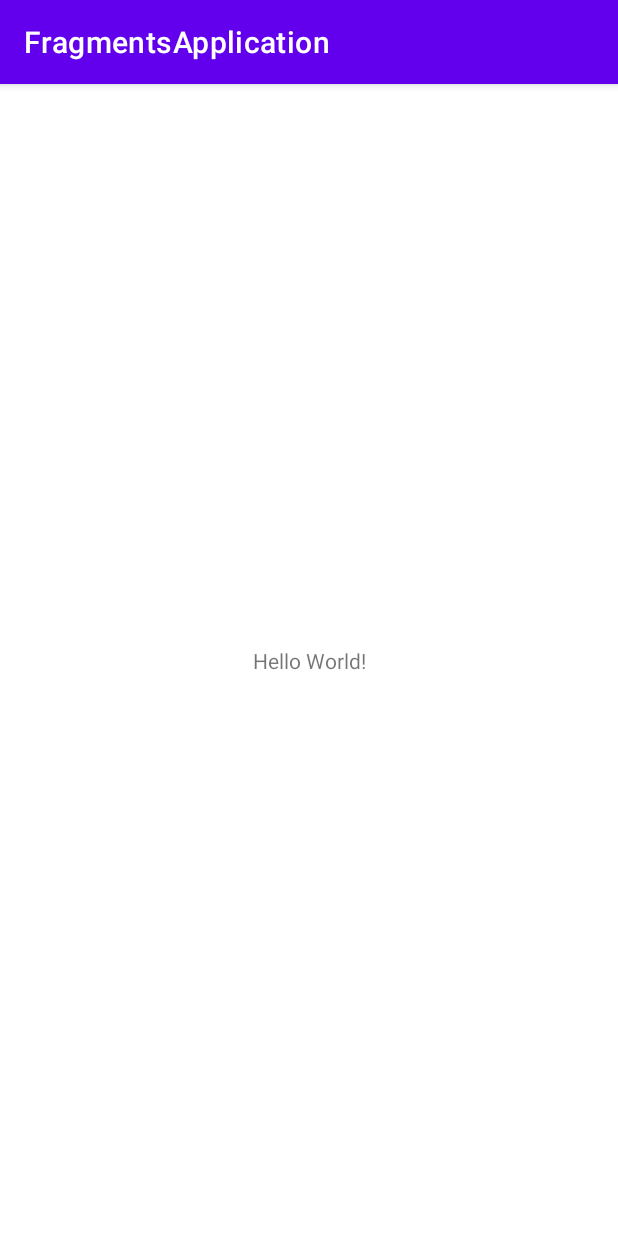
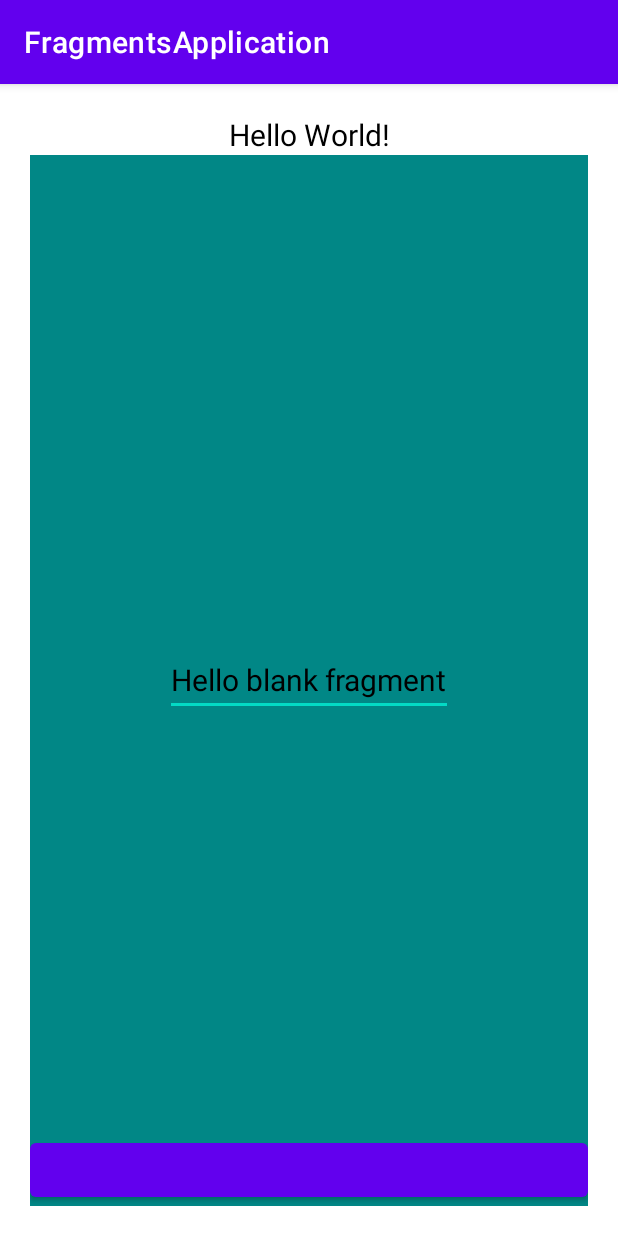
Before and after one commit to Huseynbaba01/FragmentsPracticeSimple, an Android app: the screen it shows after launch (MainActivity), on a phone screen of 412 x 824 dp. Run offline under Robolectric (Android 15) with nearby library versions, the phone set to English and light mode, and no system bars.

Commit message:
[MASTER] fragment transactions added

```diff
--- a/app/build.gradle
+++ b/app/build.gradle
@@ -4,12 +4,12 @@ plugins {
 }
 
 android {
-    compileSdk 32
+    compileSdk 33
 
     defaultConfig {
         applicationId "com.thenexprojects.fragmentsapplication"
         minSdk 21
-        targetSdk 32
+        targetSdk 33
         versionCode 1
         versionName "1.0"
 
--- /dev/null
+++ b/app/src/main/java/com/thenexprojects/fragmentsapplication/fragments/SecondFragment.kt
@@ -0,0 +1,35 @@
+package com.thenexprojects.fragmentsapplication.fragments
+
+import android.os.Bundle
+import androidx.fragment.app.Fragment
+import android.view.LayoutInflater
+import android.view.View
+import android.view.ViewGroup
+import android.widget.Button
+import android.widget.EditText
+import com.thenexprojects.fragmentsapplication.MainActivity
+import com.thenexprojects.fragmentsapplication.R
+class SecondFragment : Fragment() {
+
+
+    override fun onCreateView(
+        inflater: LayoutInflater, container: ViewGroup?,
+        savedInstanceState: Bundle?
+    ): View? {
+        val view = inflater.inflate(R.layout.fragment_second, container, false)
+
+        val button = view.findViewById<Button>(R.id.btn)
+        val editText = view.findViewById<EditText>(R.id.edit)
+
+        button.setOnClickListener {
+
+
+            val transaction = parentFragmentManager.beginTransaction()
+            if(activity is MainActivity){
+                (activity as MainActivity).addFirstFragment(editText.text.toString(), false)
+            }
+        }
+
+        return view
+    }
+}
--- a/app/src/main/res/layout/activity_main.xml
+++ b/app/src/main/res/layout/activity_main.xml
@@ -3,16 +3,28 @@
     xmlns:app="http://schemas.android.com/apk/res-auto"
     xmlns:tools="http://schemas.android.com/tools"
     android:layout_width="match_parent"
+    android:padding="20dp"
     android:layout_height="match_parent"
     tools:context=".MainActivity">
 
     <TextView
+        android:id="@+id/text"
         android:layout_width="wrap_content"
         android:layout_height="wrap_content"
         android:text="Hello World!"
-        app:layout_constraintBottom_toBottomOf="parent"
+        android:textSize="20sp"
+        android:textColor="@color/black"
         app:layout_constraintEnd_toEndOf="parent"
         app:layout_constraintStart_toStartOf="parent"
         app:layout_constraintTop_toTopOf="parent" />
 
+    <androidx.fragment.app.FragmentContainerView
+        android:id="@+id/container"
+        android:name="com.thenexprojects.fragmentsapplication.fragments.SecondFragment"
+        android:layout_width="match_parent"
+        android:layout_height="0dp"
+        app:layout_constraintTop_toBottomOf="@+id/text"
+        app:layout_constraintBottom_toBottomOf="parent"
+        />
+
 </androidx.constraintlayout.widget.ConstraintLayout>
--- /dev/null
+++ b/app/src/main/res/layout/fragment_second.xml
@@ -0,0 +1,28 @@
+<?xml version="1.0" encoding="utf-8"?>
+<FrameLayout xmlns:android="http://schemas.android.com/apk/res/android"
+    xmlns:tools="http://schemas.android.com/tools"
+    android:layout_width="match_parent"
+    android:layout_height="match_parent"
+    android:background="@color/teal_700"
+    tools:context=".fragments.SecondFragment">
+
+    <EditText
+        android:id="@+id/edit"
+        android:layout_width="wrap_content"
+        android:layout_height="wrap_content"
+        android:textColor="@color/black"
+        android:textSize="20sp"
+        android:layout_gravity="center"
+        android:text="@string/hello_blank_fragment" />
+
+
+    <Button
+        android:id="@+id/btn"
+        android:layout_width="match_parent"
+        android:layout_height="wrap_content"
+        android:layout_gravity="bottom"
+
+        />
+
+
+</FrameLayout>
--- a/app/src/main/res/values/strings.xml
+++ b/app/src/main/res/values/strings.xml
@@ -1,3 +1,5 @@
 <resources>
     <string name="app_name">FragmentsApplication</string>
+    <!-- TODO: Remove or change this placeholder text -->
+    <string name="hello_blank_fragment">Hello blank fragment</string>
 </resources>
```
Also changed, not shown: app/src/main/java/com/thenexprojects/fragmentsapplication/MainActivity.kt (+33 -2 lines), app/src/main/java/com/thenexprojects/fragmentsapplication/fragments/FirstFragment.kt (added, +31 -0 lines), app/src/main/res/layout/fragment_first.xml (added, +27 -0 lines).
